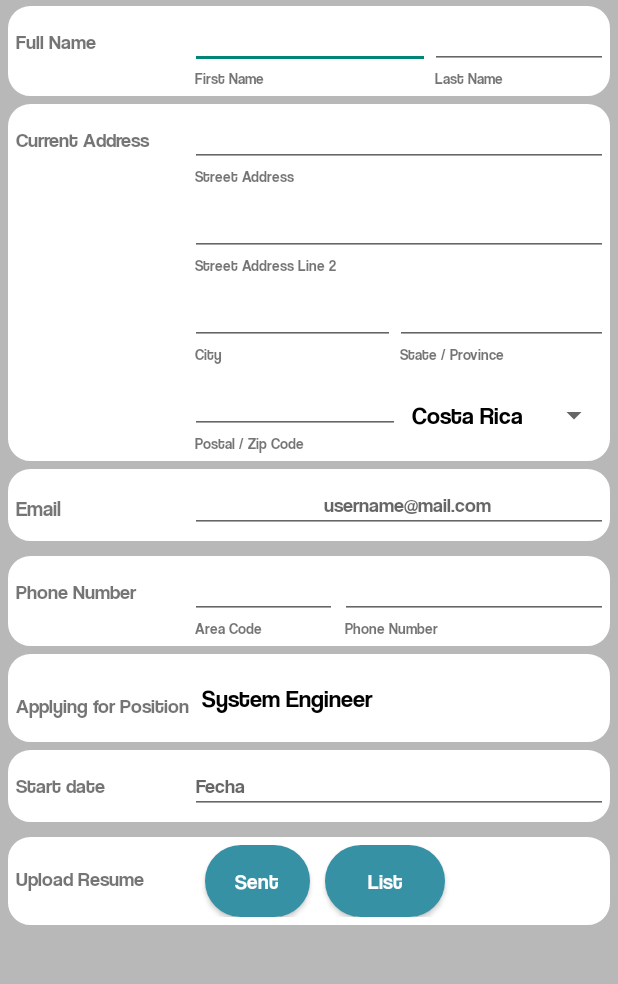
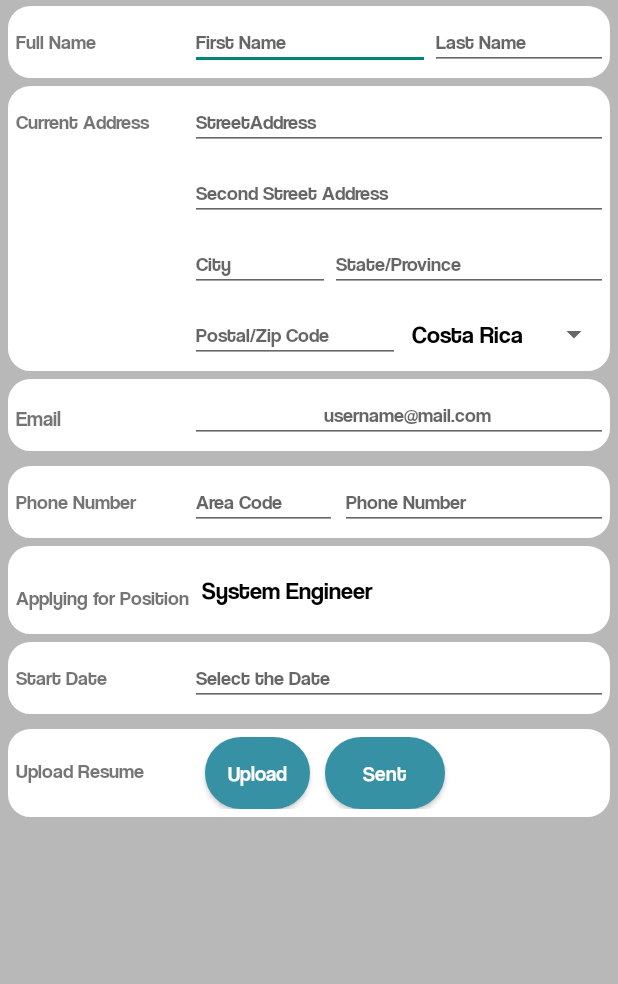
Before and after one commit to DS-Android-Java/JobApplications, an Android app: the formActivity screen opened directly, with no data from a screen before it, on a phone screen of 412 x 824 dp, the part 180-1164 px from its top. Run offline under Robolectric (Android 15) with nearby library versions, the phone set to English and light mode, and no system bars.

Commit message:
hint &string

```diff
--- a/app/src/main/res/layout/activity_form.xml
+++ b/app/src/main/res/layout/activity_form.xml
@@ -96,18 +96,10 @@
                         android:layout_width="wrap_content"
                         android:layout_height="wrap_content"
                         android:layout_weight="1"
+                        android:hint="First Name"
                         android:ems="10"
                         android:inputType="textPersonName"
                         android:textSize="13sp" />
-
-                    <TextView
-                        android:id="@+id/tvFirstName"
-                        android:layout_width="wrap_content"
-                        android:layout_height="wrap_content"
-                        android:layout_marginLeft="3dp"
-                        android:layout_weight="1"
-                        android:text="First Name"
-                        android:textSize="10sp" />
                 </LinearLayout>
 
                 <LinearLayout
@@ -122,17 +114,9 @@
                         android:layout_height="wrap_content"
                         android:layout_weight="1"
                         android:ems="10"
+                        android:hint="Last Name"
                         android:inputType="textPersonName"
                         android:textSize="13sp" />
-
-                    <TextView
-                        android:id="@+id/tvLastName"
-                        android:layout_width="wrap_content"
-                        android:layout_height="wrap_content"
-                        android:layout_marginLeft="3dp"
-                        android:layout_weight="1"
-                        android:text="Last Name"
-                        android:textSize="10sp" />
                 </LinearLayout>
 
             </LinearLayout>
@@ -168,17 +152,10 @@
                     android:layout_width="match_parent"
                     android:layout_height="wrap_content"
                     android:layout_marginRight="40dp"
+                    android:hint="StreetAddress"
                     android:ems="10"
                     android:inputType="textPersonName"
                     android:textSize="13dp" />
-
-                <TextView
-                    android:id="@+id/tvStreetAddress"
-                    android:layout_width="wrap_content"
-                    android:layout_height="wrap_content"
-                    android:layout_marginLeft="3dp"
-                    android:text="Street Address"
-                    android:textSize="10sp"/>
 
                 <EditText
                     android:id="@+id/etStreetAddress2"
@@ -186,17 +163,11 @@
                     android:layout_height="wrap_content"
                     android:layout_marginTop="10dp"
                     android:layout_marginRight="40dp"
+                    android:hint="Second Street Address"
                     android:ems="10"
                     android:inputType="textPersonName"
                     android:textSize="13sp"/>
 
-                <TextView
-                    android:id="@+id/tvStreetAddress2"
-                    android:layout_width="match_parent"
-                    android:layout_height="wrap_content"
-                    android:layout_marginLeft="3dp"
-                    android:text="Street Address Line 2"
-                    android:textSize="10sp"/>
 
                 <LinearLayout
                     android:layout_width="match_parent"
@@ -216,18 +187,10 @@
                             android:layout_width="match_parent"
                             android:layout_height="wrap_content"
                             android:layout_weight="1"
+                            android:hint="City"
                             android:ems="10"
                             android:inputType="textPersonName"
                             android:textSize="13sp"/>
-
-                        <TextView
-                            android:id="@+id/tvCity"
-                            android:layout_width="wrap_content"
-                            android:layout_height="wrap_content"
-                            android:layout_marginLeft="3dp"
-                            android:layout_weight="1"
-                            android:text="City"
-                            android:textSize="10sp"/>
                     </LinearLayout>
 
                     <LinearLayout
@@ -241,18 +204,10 @@
                             android:layout_width="match_parent"
                             android:layout_height="wrap_content"
                             android:layout_weight="1"
+                            android:hint="State/Province"
                             android:ems="10"
                             android:inputType="textPersonName"
                             android:textSize="13sp"/>
-
-                        <TextView
-                            android:id="@+id/tvState"
-                            android:layout_width="wrap_content"
-                            android:layout_height="wrap_content"
-                            android:layout_marginLeft="3dp"
-                            android:layout_weight="1"
-                            android:text="State / Province"
-                            android:textSize="10sp"/>
                     </LinearLayout>
 
                 </LinearLayout>
@@ -276,17 +231,9 @@
                             android:layout_height="wrap_content"
                             android:layout_weight="1"
                             android:ems="10"
+                            android:hint="Postal/Zip Code"
                             android:inputType="textPersonName"
                             android:textSize="13sp"/>
-
-                        <TextView
-                            android:id="@+id/tvPostalCode"
-                            android:layout_width="wrap_content"
-                            android:layout_height="wrap_content"
-                            android:layout_marginLeft="3dp"
-                            android:layout_weight="1"
-                            android:text="Postal / Zip Code "
-                            android:textSize="10sp"/>
                     </LinearLayout>
 
                     <LinearLayout
@@ -381,18 +328,9 @@
                         android:layout_height="wrap_content"
                         android:layout_weight="1"
                         android:ems="10"
+                        android:hint="Area Code"
                         android:inputType="textPersonName"
                         android:textSize="13sp"/>
-
-                    <TextView
-                        android:id="@+id/tvAreaCode"
-                        android:layout_width="wrap_content"
-                        android:layout_height="wrap_content"
-                        android:layout_marginLeft="3dp"
-                        android:layout_weight="1"
-                        android:text="Area Code"
-                        android:textSize="10sp"/>
-
                 </LinearLayout>
 
                 <LinearLayout
@@ -407,19 +345,10 @@
                         android:layout_height="wrap_content"
                         android:layout_weight="1"
                         android:ems="10"
+                        android:hint="Phone Number"
                         android:layout_marginRight="30dp"
                         android:inputType="number"
                         android:textSize="13sp"/>
-
-                    <TextView
-                        android:id="@+id/tvPhoneNumber"
-                        android:layout_width="match_parent"
-                        android:layout_height="wrap_content"
-                        android:layout_marginLeft="3dp"
-                        android:layout_weight="1"
-                        android:text="Phone Number "
-                        android:textSize="10sp"/>
-
                 </LinearLayout>
 
             </LinearLayout>
@@ -464,7 +393,7 @@
                 android:id="@+id/tvFecha"
                 android:layout_width="wrap_content"
                 android:layout_height="wrap_content"
-                android:text="@string/tvSD"
+                android:text="Start Date"
                 android:textSize="13dp"
                 android:layout_marginTop="10dp"/>
 
@@ -504,7 +433,7 @@
                 android:id="@+id/tvBtnCv"
                 android:layout_width="wrap_content"
                 android:layout_height="wrap_content"
-                android:text="@string/tvUR"
+                android:text="Upload Resume"
                 android:textSize="13dp"
                 android:layout_marginTop="14dp"/>
 
@@ -521,7 +450,7 @@
                     android:layout_marginLeft="10dp"
                     android:layout_marginRight="0dp"
                     android:background="@drawable/btn_login"
-                    android:text="Sent"
+                    android:text="Upload"
                     android:textAllCaps="false"
                     android:textColor="@drawable/txt_btn_login"
                     android:textSize="14dp" />
@@ -533,7 +462,7 @@
                     android:layout_marginLeft="10dp"
                     android:layout_marginRight="10dp"
                     android:background="@drawable/btn_login"
-                    android:text="List"
+                    android:text="Sent"
                     android:textAllCaps="false"
                     android:textColor="@drawable/txt_btn_login"
                     android:textSize="14dp" />
--- a/app/src/main/res/values/strings.xml
+++ b/app/src/main/res/values/strings.xml
@@ -27,7 +27,25 @@
     <string name="tvAP">Applying for Position</string>
     <string name="tvSD">Start date</string>
     <string name="etSD">MM-DD-YYYY</string>
-    <string name="tvUR">Upload Resume</string>
-    <string name="btnUpload">Upload a File</string>
-    <string name="etDatePicker">Fecha</string>
+    <string name="btnList">Sent</string>
+    <string name="btnUpload">Upload</string>
+    <string name="etDatePicker">Select the Date</string>
+    <string name="tvBtnCv">Upload Resume</string>
+
+    <string name="etFirstName">First Name</string>
+    <string name="etLastName">Last Name</string>
+    <string name="etStreetAddress">Street Address</string>
+    <string name="etStreetAddress2">Second Street Address</string>
+    <string name="etEmail">Email</string>
+    <string name="etAreaCode">Area Code</string>
+    <string name="etPhoneNumber">Phone Number</string>
+    <string name="spinnerAP">Position</string>
+    <string name="etCity">City</string>
+    <string name="etState">State/Province</string>
+    <string name="etPostalCode">Postal/Zip Code</string>
+
+
+
+
+
 </resources>
```
Also changed, not shown: 3 other files.
